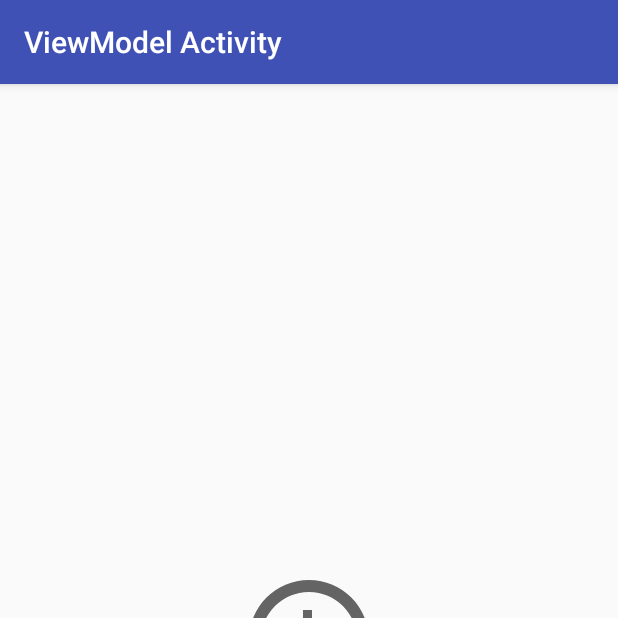
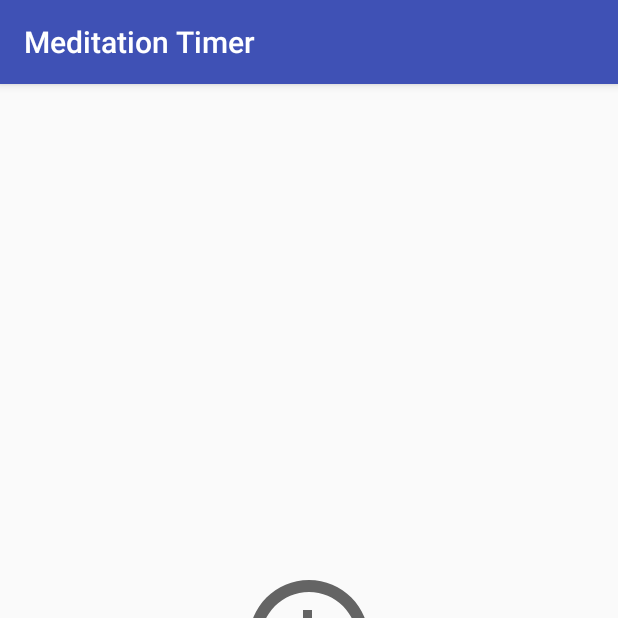
Before and after one commit to bjoernwe/meditation-timer, an Android app: the screen it shows after launch (MainActivity), on a phone screen of 412 x 824 dp, the top half of it. Run offline under Robolectric (Android 15) with nearby library versions, the light colour scheme and no system bars; our stand-ins replace Timber, data binding; 1 statement that could not run was skipped.

Commit message:
Change activity label

```diff
--- a/app/src/main/AndroidManifest.xml
+++ b/app/src/main/AndroidManifest.xml
@@ -14,7 +14,7 @@
         android:supportsRtl="true"
         android:theme="@style/AppTheme">
         <activity android:name=".ui.MainActivity"
-                  android:label="ViewModel Activity">
+                  android:label="@string/main_activity_label">
             <intent-filter>
                 <action android:name="android.intent.action.MAIN"/>
                 <category android:name="android.intent.category.LAUNCHER"/>
--- a/app/src/main/res/layout/main_activity.xml
+++ b/app/src/main/res/layout/main_activity.xml
@@ -1,19 +1,4 @@
 <?xml version="1.0" encoding="utf-8"?>
-<!--
-  Copyright (C) 2018 The Android Open Source Project
-
-  Licensed under the Apache License, Version 2.0 (the "License");
-  you may not use this file except in compliance with the License.
-  You may obtain a copy of the License at
-
-       http://www.apache.org/licenses/LICENSE-2.0
-
-  Unless required by applicable law or agreed to in writing, software
-  distributed under the License is distributed on an "AS IS" BASIS,
-  WITHOUT WARRANTIES OR CONDITIONS OF ANY KIND, either express or implied.
-  See the License for the specific language governing permissions and
-  limitations under the License.
-  -->
 
 <layout xmlns:android="http://schemas.android.com/apk/res/android"
     xmlns:app="http://schemas.android.com/apk/res-auto">
@@ -70,4 +55,5 @@
             app:layout_constraintStart_toStartOf="parent" />
 
     </androidx.constraintlayout.widget.ConstraintLayout>
+
 </layout>
--- a/app/src/main/res/values/strings.xml
+++ b/app/src/main/res/values/strings.xml
@@ -1,5 +1,6 @@
 <resources>
-    <string name="app_name">BasicSample</string>
+    <string name="app_name">Meditation Timer</string>
+    <string name="main_activity_label">Meditation Timer</string>
     <string name="pref_session_length" translatable="false">pref_session_length</string>
     <string name="clock_image_description">Clock Symbol</string>
 </resources>
```
